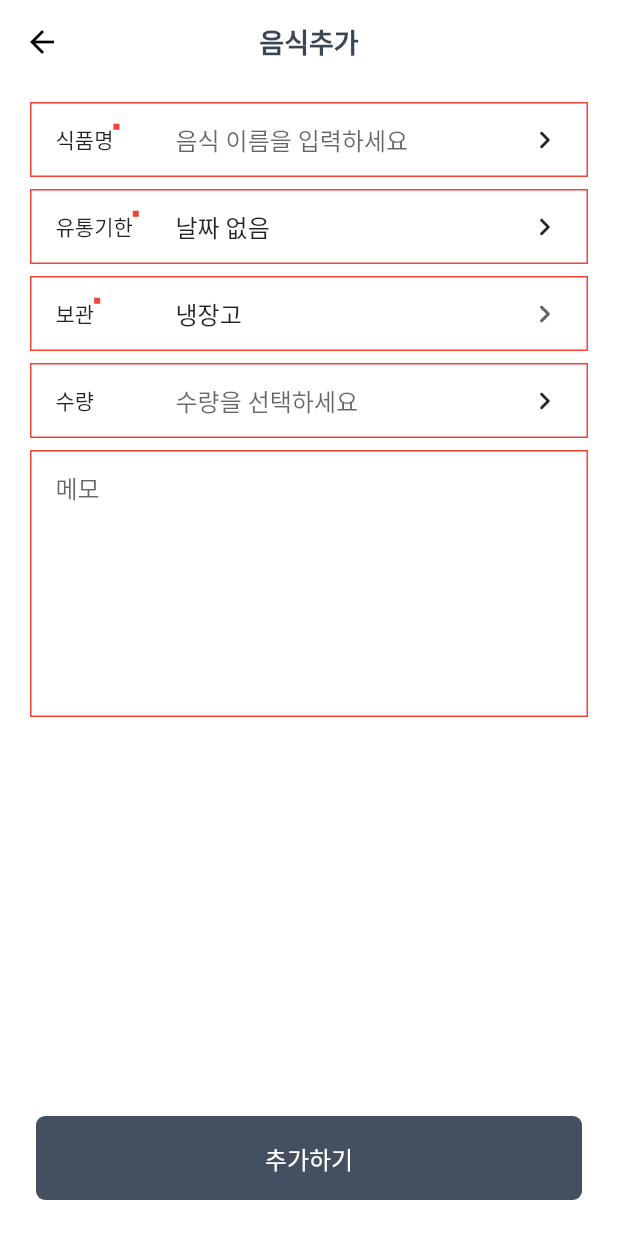
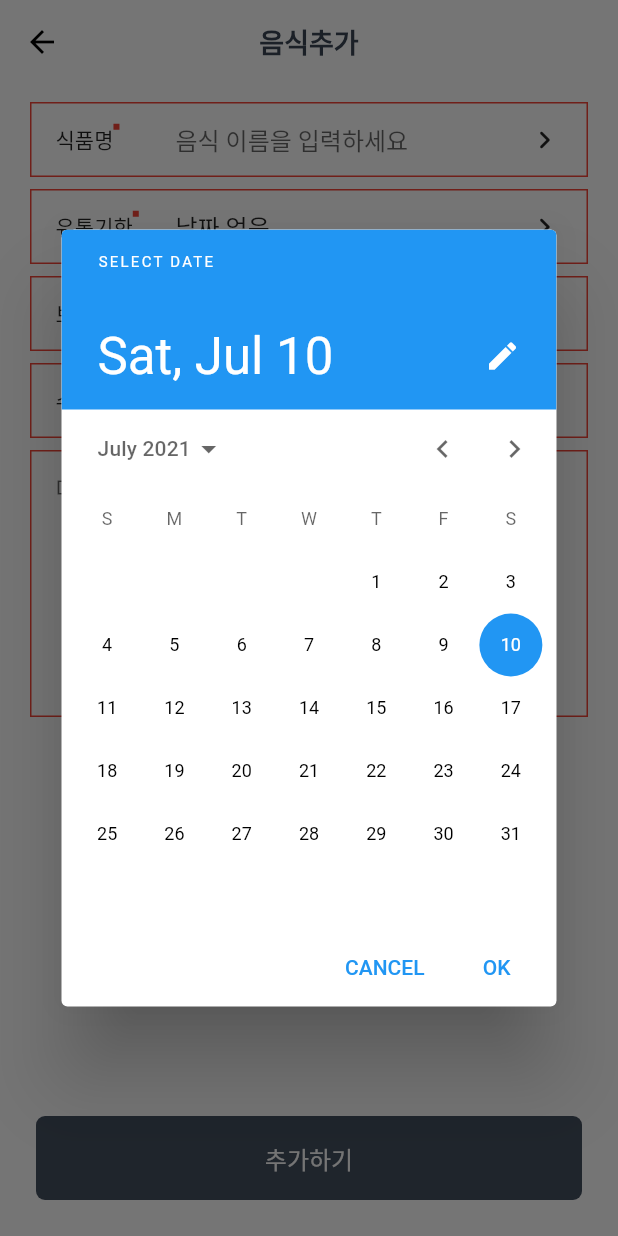
Before and after one commit to ranbly/food-manager-app, a Flutter app: the CreateFoodPage screen opened by its route, after a tap on "날짜를 선택하세요", on a phone screen of 412 x 824 dp. Run offline on Flutter 3.47's test engine with Material 2 defaults, Android fonts, the phone set to English and light mode, and no system bars; our stand-ins replace cloud_firestore, firebase_auth, firebase_core, flutter_easyloading, freezed_annotation, get and 1 more; missing offline and left inert: bottom_sheet; accounts and stored records are empty.

```diff
--- a/lib/pages/food/create.dart
+++ b/lib/pages/food/create.dart
@@ -6,6 +6,7 @@ import 'package:food_manager_app/common/app_colors.dart';
 import 'package:food_manager_app/controllers/foods.dart';
 import 'package:food_manager_app/enum/storage_method.dart';
 import 'package:get/get.dart';
+import 'package:intl/intl.dart';
 
 class CreateFoodPage extends StatefulWidget {
   static final routePath = '/food/new';
@@ -15,6 +16,9 @@ class CreateFoodPage extends StatefulWidget {
 }
 
 class _CreateFoodPageState extends State<CreateFoodPage> {
+  // Date Format
+  final _dateFormat = DateFormat('yy-MM-dd');
+
   final _formKey = GlobalKey<FormState>();
 
   // Food Form Item
@@ -65,6 +69,7 @@ class _CreateFoodPageState extends State<CreateFoodPage> {
                               title: '유통기한',
                               required: true,
                               child: GestureDetector(
+                                behavior: HitTestBehavior.opaque,
                                 onTap: () async {
                                   final date = await showDatePicker(
                                     context: context,
@@ -82,8 +87,9 @@ class _CreateFoodPageState extends State<CreateFoodPage> {
                                 child: IgnorePointer(
                                   child: TextFormField(
                                     key: ValueKey(_expiredAt),
-                                    initialValue:
-                                        '${_expiredAt?.toIso8601String() ?? '날짜 없음'}',
+                                    initialValue: _expiredAt != null
+                                        ? _dateFormat.format(_expiredAt!)
+                                        : '날짜 없음',
                                     decoration: InputDecoration(
                                       hintText: '날짜를 선택하세요',
                                     ),
--- a/pubspec.yaml
+++ b/pubspec.yaml
@@ -37,6 +37,7 @@ dependencies:
   flutter_easyloading: ^3.0.0
   bottom_sheet: ^1.0.1
   firebase_dynamic_links: ^2.0.6
+  intl: ^0.17.0
 
 dev_dependencies:
   flutter_test:
```
Also changed, not shown: pubspec.lock.
